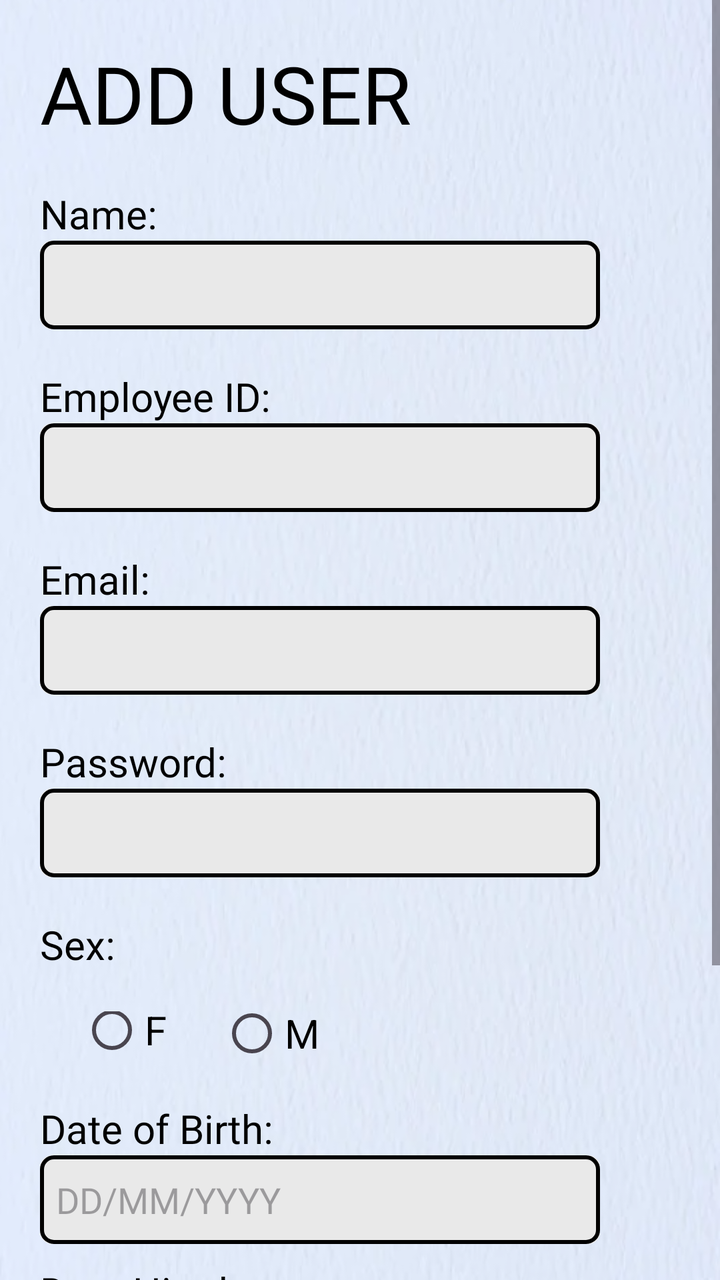
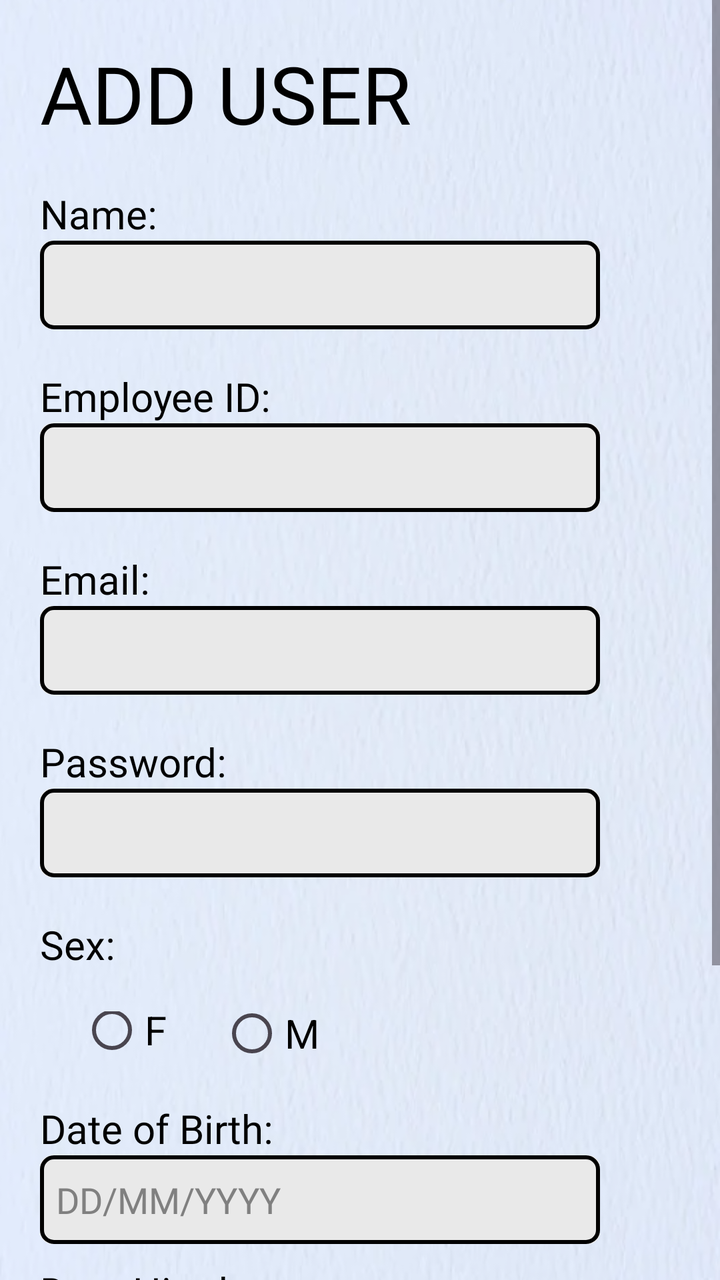

Two renders of the same Android screen: before a commit and after it. Below are the layout's source before the change and the commit's diff.
<!-- AndroidManifest.xml: application theme Theme.FinalsApplication -->
<!-- res/layout/user_add.xml -->
<?xml version="1.0" encoding="utf-8"?>
<RelativeLayout xmlns:android="http://schemas.android.com/apk/res/android"
    android:layout_width="match_parent"
    android:layout_height="match_parent"
    android:fitsSystemWindows="true"
    xmlns:app="http://schemas.android.com/apk/res-auto"
    android:background="@drawable/textured_background">



    <ScrollView
        android:layout_width="match_parent"
        android:layout_height="match_parent">

        <LinearLayout
            android:layout_width="match_parent"
            android:layout_height="wrap_content"
            android:orientation="vertical" >

            <TextView
                android:id="@+id/textViewAddUser"
                android:textColor="@color/black"
                android:layout_width="match_parent"
                android:layout_height="wrap_content"
                android:text="ADD USER"
                android:fontFamily="@font/roboto_bold"
                android:textSize="40sp"
                android:layout_marginStart="20dp"
                android:layout_marginTop="20dp"/>

        <LinearLayout
            android:layout_width="match_parent"
            android:layout_height="match_parent"
            android:orientation="vertical">

            <TextView
                android:id="@+id/textViewNameAU"
                android:layout_width="match_parent"
                android:layout_height="wrap_content"
                android:textColor="@color/black"
                android:text="Name:"
                android:fontFamily="@font/roboto_regular"
                android:textSize="20sp"
                android:layout_marginStart="20dp"
                android:layout_marginTop="20dp"/>

            <EditText
                android:id="@+id/editTextNameAU"
                android:layout_width="match_parent"
                android:layout_height="wrap_content"
                android:textColor="@color/black"
                android:ems="10"
                android:inputType="text"
                android:background="@drawable/square_button_colored_border"
                android:layout_marginLeft="20dp"
                android:layout_marginRight="60dp"
                android:paddingTop="10dp"
                android:paddingLeft="8dp"
                android:paddingBottom="10dp"/>
            <TextView
                android:id="@+id/textViewEmployeeIDAU"
                android:layout_width="match_parent"
                android:layout_height="wrap_content"
                android:textColor="@color/black"
                android:text="Employee ID:"
                android:fontFamily="@font/roboto_regular"
                android:textSize="20sp"
                android:layout_marginStart="20dp"
                android:layout_marginTop="20dp"/>

            <EditText
                android:id="@+id/editTextEmployeeIDAU"
                android:layout_width="match_parent"
                android:layout_height="wrap_content"
                android:ems="10"
                android:inputType="text"
                android:textColor="@color/black"
                android:background="@drawable/square_button_colored_border"
                android:layout_marginLeft="20dp"
                android:layout_marginRight="60dp"
                android:paddingTop="10dp"
                android:paddingLeft="8dp"
                android:paddingBottom="10dp"/>

            <TextView
                android:id="@+id/textViewEmailAU"
                android:layout_width="match_parent"
                android:layout_height="wrap_content"
                android:text="Email:"
                android:textColor="@color/black"
                android:fontFamily="@font/roboto_regular"
                android:textSize="20sp"
                android:layout_marginStart="20dp"
                android:layout_marginTop="20dp"/>

            <EditText
                android:id="@+id/editTextEmailAU"
                android:layout_width="match_parent"
                android:layout_height="wrap_content"
                android:ems="10"
                android:textColor="@color/black"
                android:background="@drawable/square_button_colored_border"
                android:layout_marginLeft="20dp"
                android:paddingTop="10dp"
                android:paddingLeft="8dp"
                android:layout_marginRight="60dp"
                android:paddingBottom="10dp"/>

            <TextView
                android:id="@+id/textViewPasswordAU"
                android:layout_width="match_parent"
                android:layout_height="wrap_content"
                android:text="Password:"
                android:textColor="@color/black"
                android:fontFamily="@font/roboto_regular"
                android:textSize="20sp"
                android:layout_marginStart="20dp"
                android:layout_marginTop="20dp"/>

            <EditText
                android:id="@+id/editTextPasswordAU"
                android:layout_width="match_parent"
                android:layout_height="wrap_content"
                android:ems="10"
                android:textColor="@color/black"
                android:inputType="textPassword"
                android:paddingTop="10dp"
                android:paddingLeft="8dp"
                android:background="@drawable/square_button_colored_border"
                android:layout_marginLeft="20dp"
                android:layout_marginRight="60dp"
                android:paddingBottom="10dp" />

            <TextView
                android:id="@+id/textViewSexAU"
                android:layout_width="213dp"
                android:layout_height="wrap_content"
                android:layout_marginStart="20dp"
                android:textColor="@color/black"
                android:layout_marginTop="20dp"
                android:fontFamily="@font/roboto_regular"
                android:text="Sex:"
                android:textSize="20sp" />

                <RadioGroup
                    android:id="@+id/radioButtonSex"
                    android:layout_width="wrap_content"
                    android:layout_height="wrap_content"
                    android:layout_marginLeft="20dp"
                    android:layout_marginTop="20dp">

                    <RadioButton
                        android:id="@+id/radioButtonA4"
                        android:textColor="@color/black"
                        android:layout_width="wrap_content"
                        android:layout_height="wrap_content"
                        android:layout_marginLeft="20dp"
                        android:layout_marginTop="-15dp"
                        android:text="F"
                        android:textSize="20sp"/>

                    <RadioButton
                        android:id="@+id/radioButtonB4"
                        android:textColor="@color/black"
                        android:layout_width="wrap_content"
                        android:layout_height="wrap_content"
                        android:layout_marginLeft="90dp"
                        android:layout_marginTop="-46.5dp"
                        android:text="M"
                        android:textSize="20sp"/>
                </RadioGroup>
            </LinearLayout>

        <LinearLayout
            android:layout_width="match_parent"
            android:layout_height="match_parent"
            android:orientation="vertical">

            <TextView
                android:id="@+id/textViewBirthDateAU"
                android:textColor="@color/black"
                android:layout_width="match_parent"
                android:layout_height="wrap_content"
                android:text="Date of Birth:"
                android:fontFamily="@font/roboto_regular"
                android:textSize="20sp"
                android:layout_marginStart="20dp"
                android:layout_marginTop="10dp"/>

            <EditText
                android:id="@+id/editTextBirthDateAU"
                android:textColor="@color/black"
                android:layout_width="match_parent"
                android:layout_height="wrap_content"
                android:ems="10"
                android:hint="DD/MM/YYYY"
                android:fontFamily="@font/roboto_light"
                android:background="@drawable/square_button_colored_border"
                android:layout_marginLeft="20dp"
                android:layout_marginRight="60dp"
                android:paddingTop="10dp"
                android:paddingLeft="8dp"
                android:paddingBottom="10dp"/>

        </LinearLayout>

            <LinearLayout
                android:layout_width="match_parent"
                android:layout_height="match_parent"
                android:orientation="vertical">

                <TextView
                    android:id="@+id/textViewDateHiredAU"
                    android:textColor="@color/black"
                    android:layout_width="match_parent"
                    android:layout_height="wrap_content"
                    android:text="Date Hired:"
                    android:fontFamily="@font/roboto_regular"
                    android:textSize="20sp"
                    android:layout_marginStart="20dp"
                    android:layout_marginTop="10dp"
                    android:layout_marginBottom="10dp"/>

                <EditText
                    android:id="@+id/editTextDateHiredAU"
                    android:textColor="@color/black"
                    android:layout_width="match_parent"
                    android:layout_height="wrap_content"
                    android:ems="10"
                    android:hint="DD/MM/YYYY"
                    android:fontFamily="@font/roboto_light"
                    android:background="@drawable/square_button_colored_border"
                    android:layout_marginLeft="20dp"
                    android:layout_marginRight="60dp"
                    android:layout_marginBottom="20dp"
                    android:paddingTop="10dp"
                    android:paddingLeft="8dp"
                    android:paddingBottom="20dp"/>

            </LinearLayout>

            <LinearLayout
                android:layout_width="match_parent"
                android:layout_height="wrap_content"

                android:layout_alignParentBottom="true"
                android:background="#a8b4d8">

                <ImageButton
                    android:id="@+id/imageButtonBackVT1"
                    android:layout_width="76dp"
                    android:layout_height="60dp"
                    android:layout_marginStart="20dp"
                    android:background="?android:attr/selectableItemBackground"
                    android:layout_gravity="bottom"
                    android:layout_marginBottom="20dp"
                    android:scaleType="fitCenter"
                    android:src="@drawable/arrowleft" />

                <Button
                    android:id="@+id/buttonSubmitVT1"
                    android:layout_width="100dp"
                    android:layout_height="60dp"
                    android:layout_marginStart="170dp"
                    android:layout_marginTop="25dp"
                    android:layout_marginBottom="20dp"
                    android:background="@drawable/rounded_button"
                    android:fontFamily="@font/roboto_light"
                    android:scaleType="fitCenter"
                    android:text="Save"
                    android:textColor="@color/white"
                    app:backgroundTint="#1e5180" />
            </LinearLayout>
         </LinearLayout>
    </ScrollView>
</RelativeLayout>
<!-- resources referenced by this layout -->
<resources>
  <color name="black">#000000</color>
  <color name="white">#FFFFFFFF</color>
  <!-- drawable arrowleft: png bitmap (drawable, 16559 bytes) -->
  <!-- drawable rounded_button (drawable) -->
  <?xml version="1.0" encoding="utf-8"?>
  <layer-list xmlns:android="http://schemas.android.com/apk/res/android">
  
      <item>
          <shape>
              <corners android:radius="51dp" /> 
              <solid android:color="#1e5180" />
          </shape>
      </item>
  
      <item android:left="51dp">
          <shape>
              <solid android:color="#1e5180" />
              <corners android:radius="51dp" /> 
              <corners android:topRightRadius="51dp"
                  android:topLeftRadius="51dp"
                  android:bottomRightRadius="51dp"
                  android:bottomLeftRadius="51dp"/>
          </shape>
      </item>
  
      <item>
          <shape>
              
              <corners android:radius="51dp" /> 
              <solid android:color="@android:color/transparent" />
              <stroke
                  android:width="1dp"
                  android:color="#1e5180" />
          </shape>
      </item>
  </layer-list>
  <!-- drawable square_button_colored_border (drawable) -->
  <?xml version="1.0" encoding="utf-8"?>
  <layer-list xmlns:android="http://schemas.android.com/apk/res/android">
  
      <item>
          <shape>
              <corners android:radius="6dp" />
              <solid android:color="#e9e9e9" />
          </shape>
      </item>
  
      <item
          android:left="34dp">
  
          <shape>
              <solid android:color="#e9e9e9" />
              <corners android:radius="6dp"
                  android:topRightRadius="6dp"
                  android:topLeftRadius="5dp"
                  android:bottomRightRadius="6dp"
                  android:bottomLeftRadius="0dp"/>
          </shape>
      </item>
      <item>
          <shape>
              
              <corners android:radius="6dp" />
              <solid android:color="@android:color/transparent" />
              <stroke
                  android:width="2dp"
                  android:color="#000000" />
          </shape>
      </item>
  </layer-list>
  <!-- drawable textured_background: png bitmap (drawable, 258989 bytes) -->
  <style name="Theme.FinalsApplication" parent="Base.Theme.FinalsApplication" />
  <style name="Base.Theme.FinalsApplication" parent="Theme.Material3.DayNight.NoActionBar">
          
          
          <item name="android:statusBarColor">#00000000</item>
      </style>
</resources>

<!-- the commit's change to res/layout/user_add.xml (unified diff, before → after) -->
@@ -182,6 +182,7 @@
                 android:layout_width="match_parent"
                 android:layout_height="wrap_content"
                 android:text="Date of Birth:"
+                android:textColorHint="@color/black"
                 android:fontFamily="@font/roboto_regular"
                 android:textSize="20sp"
                 android:layout_marginStart="20dp"
@@ -190,6 +191,7 @@
             <EditText
                 android:id="@+id/editTextBirthDateAU"
                 android:textColor="@color/black"
+                android:textColorHint="#808080"
                 android:layout_width="match_parent"
                 android:layout_height="wrap_content"
                 android:ems="10"
@@ -227,6 +229,7 @@
                     android:layout_width="match_parent"
                     android:layout_height="wrap_content"
                     android:ems="10"
+                    android:textColorHint="#808080"
                     android:hint="DD/MM/YYYY"
                     android:fontFamily="@font/roboto_light"
                     android:background="@drawable/square_button_colored_border"
